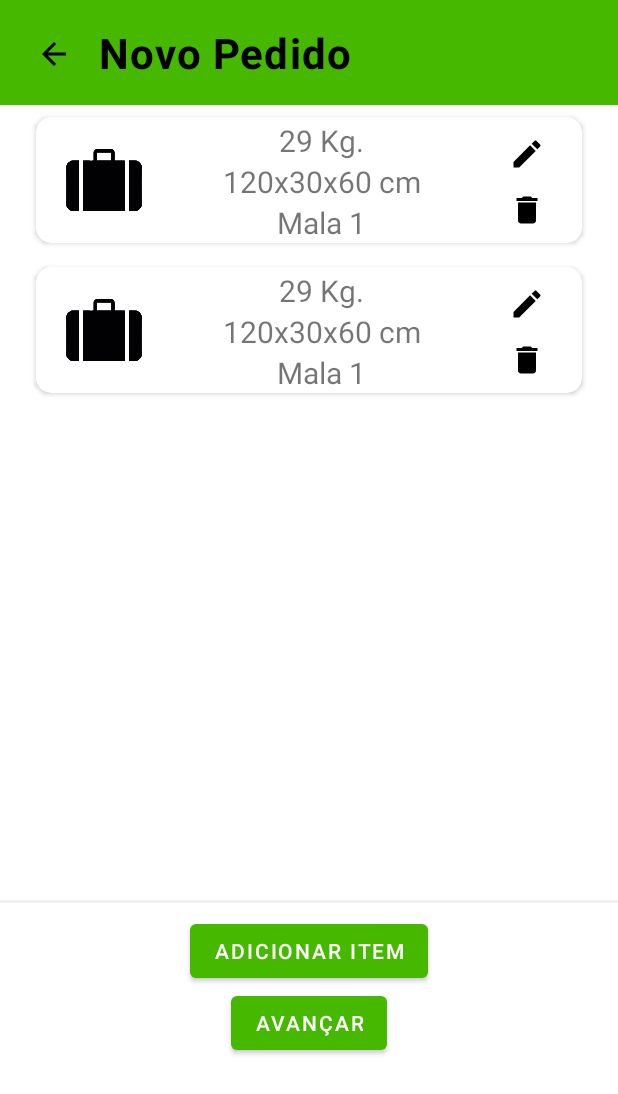
After one commit to florentinop/LugWheels, an Android app: the layout activity_novopedido.xml on its own in the app's theme, with its tools: preview values and no code run, on a phone screen of 412 x 824 dp. The commit adds this screen. Shown: the top 1094 px of the screen. Run offline under Robolectric (Android 15) with nearby library versions, the phone set to English and light mode, and no system bars.

Commit message:
fazer pedido e etc

```diff
--- /dev/null
+++ b/app/src/main/res/drawable/ic_back.xml
@@ -0,0 +1,5 @@
+<vector android:autoMirrored="true" android:height="24dp"
+    android:tint="#000000" android:viewportHeight="24"
+    android:viewportWidth="24" android:width="24dp" xmlns:android="http://schemas.android.com/apk/res/android">
+    <path android:fillColor="@android:color/white" android:pathData="M20,11H7.83l5.59,-5.59L12,4l-8,8 8,8 1.41,-1.41L7.83,13H20v-2z"/>
+</vector>
--- /dev/null
+++ b/app/src/main/res/drawable/ic_baseline_delete_24.xml
@@ -0,0 +1,6 @@
+<vector android:height="24dp" android:tint="#000000"
+    android:viewportHeight="24" android:viewportWidth="24"
+    android:width="24dp" xmlns:android="http://schemas.android.com/apk/res/android">
+    <path android:fillColor="@android:color/white" android:pathData="M6,19c0,1.1 0.9,2 2,2h8c1.1,0 2,-0.9 2,-2V7H6v12zM19,4h-3.5l-1,-1h-5l-1,1H5v2h14V4z"/>
+    <corners android:radius="12dp"/>
+</vector>
--- /dev/null
+++ b/app/src/main/res/drawable/ic_baseline_edit_24.xml
@@ -0,0 +1,5 @@
+<vector android:height="24dp" android:tint="#000000"
+    android:viewportHeight="24" android:viewportWidth="24"
+    android:width="24dp" xmlns:android="http://schemas.android.com/apk/res/android">
+    <path android:fillColor="@android:color/white" android:pathData="M3,17.25V21h3.75L17.81,9.94l-3.75,-3.75L3,17.25zM20.71,7.04c0.39,-0.39 0.39,-1.02 0,-1.41l-2.34,-2.34c-0.39,-0.39 -1.02,-0.39 -1.41,0l-1.83,1.83 3.75,3.75 1.83,-1.83z"/>
+</vector>
--- /dev/null
+++ b/app/src/main/res/layout/activity_novopedido.xml
@@ -0,0 +1,301 @@
+<?xml version="1.0" encoding="utf-8"?>
+<RelativeLayout xmlns:android="http://schemas.android.com/apk/res/android"
+    xmlns:app="http://schemas.android.com/apk/res-auto"
+    xmlns:tools="http://schemas.android.com/tools"
+    android:layout_width="match_parent"
+    android:layout_height="match_parent">
+
+    <View
+        android:id="@+id/view"
+        android:layout_width="match_parent"
+        android:layout_height="70dp"
+        android:background="@color/green"
+        app:layout_constraintEnd_toEndOf="parent"
+        app:layout_constraintStart_toStartOf="parent"
+        app:layout_constraintTop_toTopOf="parent" />
+
+    <ImageButton
+        android:id="@+id/backB"
+        android:layout_width="wrap_content"
+        android:layout_height="wrap_content"
+        android:layout_marginStart="16dp"
+        android:layout_marginTop="16dp"
+        android:background="?attr/selectableItemBackground"
+        android:padding="8dp"
+        android:src="@drawable/ic_back"
+        app:layout_constraintStart_toStartOf="parent"
+        app:layout_constraintTop_toTopOf="parent" />
+
+    <TextView
+        android:id="@+id/textView"
+        android:layout_width="wrap_content"
+        android:layout_height="wrap_content"
+        android:layout_marginStart="65dp"
+        android:layout_marginTop="16dp"
+        android:gravity="center_horizontal"
+        android:letterSpacing="0.025"
+        android:text="Novo Pedido"
+        android:textColor="@color/black"
+        android:textSize="28sp"
+        android:textStyle="bold"
+        app:layout_constraintTop_toTopOf="parent" />
+
+  <!--  <View
+        android:layout_width="fill_parent"
+        android:layout_height="2dp"
+        android:background="@color/gray"
+        android:focusable="false"
+        tools:layout_editor_absoluteX="0dp"
+        tools:layout_editor_absoluteY="71dp" />-->
+
+<!--
+    <View
+        android:layout_width="fill_parent"
+        android:layout_height="2dp"
+        android:background="@color/gray"
+        android:focusable="false"
+        tools:layout_editor_absoluteX="0dp"
+        tools:layout_editor_absoluteY="80dp" />-->
+
+    <ScrollView
+        android:id="@+id/scroll_feed"
+        android:layout_width="match_parent"
+        android:layout_height="530dp"
+        android:layout_marginTop="70dp"
+        android:paddingLeft="16dp"
+        android:paddingRight="16dp"
+        android:scrollbars="none"
+        tools:layout_editor_absoluteX="0dp"
+        tools:layout_editor_absoluteY="70dp">
+
+        <LinearLayout
+            android:layout_width="match_parent"
+            android:layout_height="500dp"
+            android:orientation="vertical">
+
+            <androidx.cardview.widget.CardView
+                android:id="@+id/PostCard1"
+                android:layout_width="match_parent"
+                android:layout_height="match_parent"
+                android:layout_margin="8dp"
+                android:layout_marginEnd="16dp"
+                android:layout_marginTop="10dp"
+                android:clickable="true"
+                android:elevation="12dp"
+                android:focusable="true"
+                android:foreground="?android:attr/selectableItemBackground"
+                app:cardCornerRadius="10dp">
+
+                <LinearLayout
+                    android:layout_width="match_parent"
+                    android:layout_height="wrap_content"
+                    android:layout_marginTop="2dp"
+                    android:orientation="horizontal"
+                    android:weightSum="100">
+
+                    <ImageView
+                        android:id="@+id/imageView"
+                        android:layout_width="0dp"
+                        android:layout_height="80dp"
+                        android:layout_weight="25"
+                        app:srcCompat="@drawable/mala2" />
+
+                    <LinearLayout
+                        android:layout_width="0dp"
+                        android:layout_height="wrap_content"
+                        android:layout_weight="55"
+                        android:orientation="vertical">
+
+                        <TextView
+                            android:id="@+id/textView1"
+                            android:layout_width="wrap_content"
+                            android:layout_height="wrap_content"
+                            android:layout_gravity="center"
+                            android:text="29 Kg."
+                            android:textSize="20dp" />
+
+                        <TextView
+                            android:id="@+id/textView2"
+                            android:layout_width="wrap_content"
+                            android:layout_height="wrap_content"
+                            android:layout_gravity="center"
+                            android:text="120x30x60 cm"
+                            android:textSize="20dp" />
+
+                        <TextView
+                            android:id="@+id/textView3"
+                            android:layout_width="wrap_content"
+                            android:layout_height="wrap_content"
+                            android:layout_gravity="center"
+                            android:text="Mala 1"
+                            android:textSize="20dp" />
+                    </LinearLayout>
+
+                    <LinearLayout
+                        android:layout_width="0dp"
+                        android:layout_height="wrap_content"
+                        android:layout_gravity="center"
+                        android:layout_weight="20"
+                        android:orientation="vertical">
+
+                        <ImageButton
+                            android:id="@+id/back2"
+                            android:layout_width="30dp"
+                            android:layout_height="30dp"
+                            android:layout_gravity="center"
+                            android:background="@color/white"
+                            android:padding="8dp"
+                            android:src="@drawable/ic_baseline_edit_24"/>
+
+                        <ImageButton
+                            android:id="@+id/back"
+                            android:layout_width="30dp"
+                            android:layout_height="30dp"
+                            android:layout_gravity="center"
+                            android:layout_marginTop="7dp"
+                            android:background="?attr/selectableItemBackground"
+                            android:padding="8dp"
+                            android:src="@drawable/ic_baseline_delete_24"
+                            app:layout_constraintStart_toStartOf="parent"
+                            app:layout_constraintTop_toTopOf="parent" />
+                    </LinearLayout>
+
+                </LinearLayout>
+
+            </androidx.cardview.widget.CardView>
+
+            <androidx.cardview.widget.CardView
+                android:id="@+id/PostCard2"
+                android:layout_width="match_parent"
+                android:layout_height="match_parent"
+                android:layout_margin="8dp"
+                android:layout_marginEnd="16dp"
+                android:clickable="true"
+                android:elevation="12dp"
+                android:focusable="true"
+                android:foreground="?android:attr/selectableItemBackground"
+                app:cardCornerRadius="10dp">
+
+                <LinearLayout
+                    android:layout_width="match_parent"
+                    android:layout_height="wrap_content"
+                    android:layout_marginTop="2dp"
+                    android:orientation="horizontal"
+                    android:weightSum="100">
+
+
+                    <ImageView
+                        android:id="@+id/imageView2"
+                        android:layout_width="0dp"
+                        android:layout_height="80dp"
+                        android:layout_weight="25"
+                        app:srcCompat="@drawable/mala2" />
+
+                    <LinearLayout
+                        android:layout_width="0dp"
+                        android:layout_height="wrap_content"
+                        android:layout_weight="55"
+                        android:orientation="vertical">
+
+                        <TextView
+                            android:id="@+id/textView4"
+                            android:layout_width="wrap_content"
+                            android:layout_height="wrap_content"
+                            android:layout_gravity="center"
+                            android:text="29 Kg."
+                            android:textSize="20dp" />
+
+                        <TextView
+                            android:id="@+id/textView5"
+                            android:layout_width="wrap_content"
+                            android:layout_height="wrap_content"
+                            android:layout_gravity="center"
+                            android:text="120x30x60 cm"
+                            android:textSize="20dp" />
+
+                        <TextView
+                            android:id="@+id/textView6"
+                            android:layout_width="wrap_content"
+                            android:layout_height="wrap_content"
+                            android:layout_gravity="center"
+                            android:text="Mala 1"
+                            android:textSize="20dp" />
+                    </LinearLayout>
+
+                    <LinearLayout
+                        android:layout_width="0dp"
+                        android:layout_height="wrap_content"
+                        android:layout_gravity="center"
+                        android:layout_weight="20"
+                        android:orientation="vertical">
+
+                        <ImageButton
+                            android:id="@+id/edit2"
+                            android:layout_width="30dp"
+                            android:layout_height="30dp"
+                            android:layout_gravity="center"
+                            android:background="@color/white"
+                            android:padding="8dp"
+                            android:src="@drawable/ic_baseline_edit_24"/>
+
+                        <ImageButton
+                            android:id="@+id/delete2"
+                            android:layout_width="30dp"
+                            android:layout_height="30dp"
+                            android:layout_gravity="center"
+                            android:layout_marginTop="7dp"
+                            android:background="?attr/selectableItemBackground"
+                            android:padding="8dp"
+                            android:src="@drawable/ic_baseline_delete_24"
+                            app:layout_constraintStart_toStartOf="parent"
+                            app:layout_constraintTop_toTopOf="parent" />
+                    </LinearLayout>
+
+                </LinearLayout>
+
+            </androidx.cardview.widget.CardView>
+
+        </LinearLayout>
+
+
+    </ScrollView>
+
+<!--    <View
+            android:layout_width="fill_parent"
+            android:layout_height="2dp"
+            android:background="@color/gray"
+            android:focusable="false"/>-->
+
+    <View
+        android:layout_width="fill_parent"
+        android:layout_height="2dp"
+        android:layout_marginTop="600dp"
+        android:background="@color/gray"
+        android:focusable="false"/>
+
+    <LinearLayout
+        android:layout_width="match_parent"
+        android:layout_height="match_parent"
+        android:layout_marginTop="600dp"
+        android:orientation="vertical">
+
+        <Button
+            android:id="@+id/button1"
+            android:layout_width="wrap_content"
+            android:layout_height="wrap_content"
+            android:layout_gravity="center"
+            android:layout_marginTop="10dp"
+            android:text="Adicionar item" />
+
+        <Button
+            android:id="@+id/button2"
+            android:layout_width="wrap_content"
+            android:layout_height="wrap_content"
+            android:layout_gravity="center"
+            android:layout_marginBottom="30dp"
+            android:text="Avançar" />
+    </LinearLayout>
+
+
+    <!-- </LinearLayout>-->
+</RelativeLayout>
--- a/app/src/main/res/values/colors.xml
+++ b/app/src/main/res/values/colors.xml
@@ -8,4 +8,5 @@
     <color name="teal_700">#FF018786</color>
     <color name="black">#FF000000</color>
     <color name="white">#FFFFFFFF</color>
+    <color name="gray">#F3F0F0</color>
 </resources>
```
Also changed, not shown: app/src/main/res/layout/activity_additem.xml (added, +301 -0 lines), app/src/main/res/layout/activity_seguirpedido.xml (added, +121 -0 lines), app/src/main/res/drawable/delete.png (added), app/src/main/res/drawable/edit.png (added), app/src/main/res/drawable/mala2.png (added), 1 other file.
